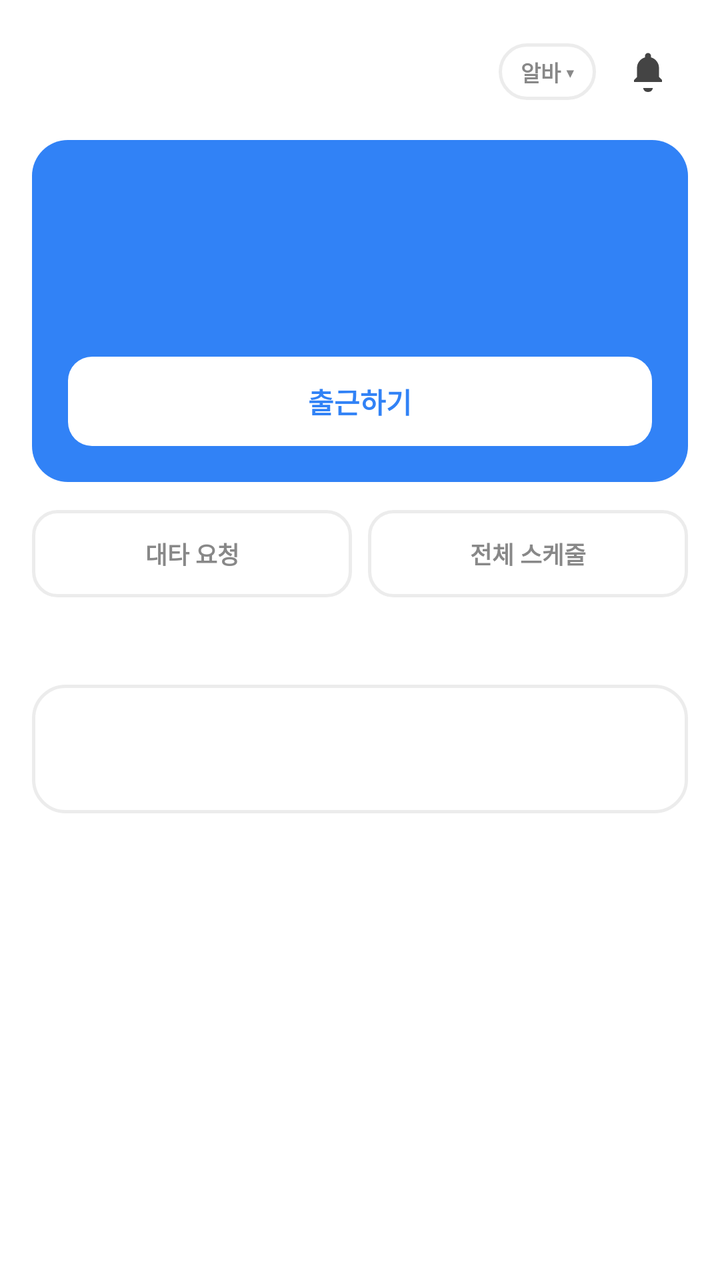
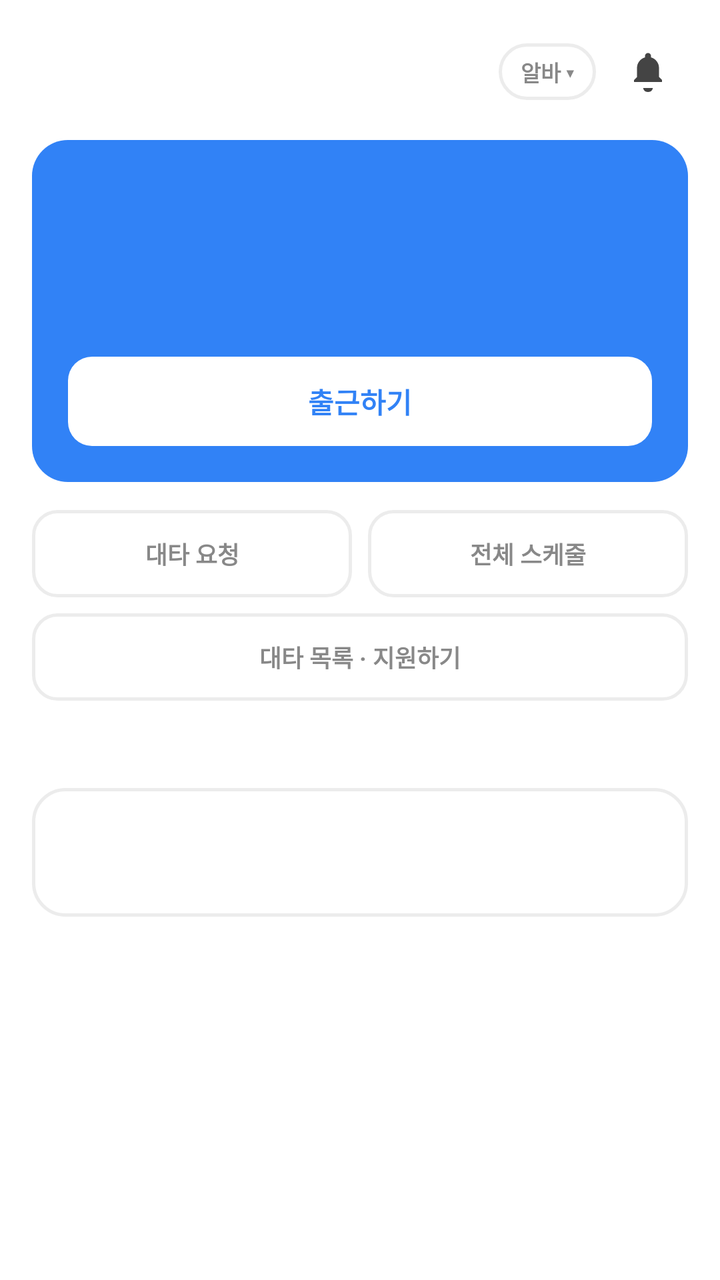

Two renders of the same Android screen: before a commit and after it. Below are the layout's source before the change and the commit's diff.
<!-- AndroidManifest.xml: application theme Theme.PTManagerEmployee -->
<!-- res/layout/fragment_home.xml -->
<?xml version="1.0" encoding="utf-8"?>
<androidx.core.widget.NestedScrollView xmlns:android="http://schemas.android.com/apk/res/android"
    android:layout_width="match_parent"
    android:layout_height="match_parent"
    android:background="@color/white"
    android:fillViewport="true">

    <LinearLayout
        android:layout_width="match_parent"
        android:layout_height="wrap_content"
        android:orientation="vertical"
        android:paddingHorizontal="16dp"
        android:paddingTop="16dp"
        android:paddingBottom="24dp">

        
        <LinearLayout
            android:layout_width="match_parent"
            android:layout_height="wrap_content"
            android:orientation="horizontal"
            android:gravity="center_vertical">

            <TextView
                android:id="@+id/tv_greeting"
                android:layout_width="0dp"
                android:layout_height="wrap_content"
                android:layout_weight="1"
                android:text=""
                android:textColor="@color/text_primary"
                android:textSize="18sp"
                android:textStyle="bold" />

            <TextView
                android:layout_width="wrap_content"
                android:layout_height="wrap_content"
                android:background="@drawable/bg_pill"
                android:text="알바 ▾"
                android:textColor="@color/text_secondary"
                android:textSize="11sp"
                android:textStyle="bold"
                android:paddingHorizontal="11dp"
                android:paddingVertical="6dp" />

            <ImageView
                android:id="@+id/btn_bell"
                android:layout_width="40dp"
                android:layout_height="40dp"
                android:layout_marginStart="6dp"
                android:padding="8dp"
                android:src="@drawable/ic_bell"
                android:background="?attr/selectableItemBackgroundBorderless"
                android:contentDescription="알림" />
        </LinearLayout>

        
        <LinearLayout
            android:id="@+id/card_today"
            android:layout_width="match_parent"
            android:layout_height="wrap_content"
            android:layout_marginTop="14dp"
            android:orientation="vertical"
            android:background="@drawable/bg_today_card"
            android:padding="18dp"
            android:foreground="?attr/selectableItemBackground">

            <TextView
                android:id="@+id/tv_today_label"
                android:layout_width="wrap_content"
                android:layout_height="wrap_content"
                android:text=""
                android:textColor="#D6E4FF"
                android:textSize="11sp"
                android:textStyle="bold" />

            <TextView
                android:id="@+id/tv_today_time"
                android:layout_width="wrap_content"
                android:layout_height="wrap_content"
                android:layout_marginTop="6dp"
                android:text=""
                android:textColor="@color/white"
                android:textSize="26sp"
                android:textStyle="bold" />

            <TextView
                android:id="@+id/tv_today_with"
                android:layout_width="wrap_content"
                android:layout_height="wrap_content"
                android:layout_marginTop="4dp"
                android:text=""
                android:textColor="#D6E4FF"
                android:textSize="11sp" />

            <TextView
                android:id="@+id/btn_checkin"
                android:layout_width="match_parent"
                android:layout_height="wrap_content"
                android:layout_marginTop="16dp"
                android:background="@drawable/bg_btn_white"
                android:text="출근하기"
                android:textColor="@color/brand_blue"
                android:textSize="14sp"
                android:textStyle="bold"
                android:gravity="center"
                android:paddingVertical="12dp"
                android:foreground="?attr/selectableItemBackground" />
        </LinearLayout>

        
        <LinearLayout
            android:layout_width="match_parent"
            android:layout_height="wrap_content"
            android:layout_marginTop="14dp"
            android:orientation="horizontal"
            android:baselineAligned="false">

            <TextView
                android:id="@+id/btn_sub_request"
                android:layout_width="0dp"
                android:layout_height="wrap_content"
                android:layout_weight="1"
                android:background="@drawable/bg_btn_outline_gray"
                android:text="대타 요청"
                android:textColor="@color/text_secondary"
                android:textSize="12sp"
                android:textStyle="bold"
                android:gravity="center"
                android:paddingVertical="13dp"
                android:foreground="?attr/selectableItemBackground" />

            <TextView
                android:id="@+id/btn_all_schedule"
                android:layout_width="0dp"
                android:layout_height="wrap_content"
                android:layout_weight="1"
                android:layout_marginStart="8dp"
                android:background="@drawable/bg_btn_outline_gray"
                android:text="전체 스케줄"
                android:textColor="@color/text_secondary"
                android:textSize="12sp"
                android:textStyle="bold"
                android:gravity="center"
                android:paddingVertical="13dp"
                android:foreground="?attr/selectableItemBackground" />
        </LinearLayout>

        
        <TextView
            android:layout_width="wrap_content"
            android:layout_height="wrap_content"
            android:layout_marginTop="18dp"
            android:text=""
            android:textColor="#444444"
            android:textSize="13sp"
            android:textStyle="bold" />

        <LinearLayout
            android:layout_width="match_parent"
            android:layout_height="wrap_content"
            android:layout_marginTop="8dp"
            android:orientation="vertical"
            android:background="@drawable/bg_card"
            android:padding="14dp">

            <TextView
                android:layout_width="wrap_content"
                android:layout_height="wrap_content"
                android:text=""
                android:textColor="@color/text_primary"
                android:textSize="13sp"
                android:textStyle="bold" />

            <TextView
                android:layout_width="wrap_content"
                android:layout_height="wrap_content"
                android:layout_marginTop="4dp"
                android:text=""
                android:textColor="@color/text_hint"
                android:textSize="11sp" />
        </LinearLayout>
    </LinearLayout>
</androidx.core.widget.NestedScrollView>
<!-- resources referenced by this layout -->
<resources>
  <color name="brand_blue">#3182F6</color>
  <color name="text_hint">#BBBBBB</color>
  <color name="text_primary">#222222</color>
  <color name="text_secondary">#888888</color>
  <color name="white">#FFFFFFFF</color>
  <!-- drawable bg_btn_outline_gray (drawable) -->
  <?xml version="1.0" encoding="utf-8"?>
  <shape xmlns:android="http://schemas.android.com/apk/res/android" android:shape="rectangle">
      <solid android:color="@color/white" />
      <corners android:radius="12dp" />
      <stroke android:width="1.5dp" android:color="@color/border" />
  </shape>
  <!-- drawable bg_btn_white (drawable) -->
  <?xml version="1.0" encoding="utf-8"?>
  <shape xmlns:android="http://schemas.android.com/apk/res/android" android:shape="rectangle">
      <solid android:color="@color/white" />
      <corners android:radius="12dp" />
  </shape>
  <!-- drawable bg_card (drawable) -->
  <?xml version="1.0" encoding="utf-8"?>
  <shape xmlns:android="http://schemas.android.com/apk/res/android" android:shape="rectangle">
      <solid android:color="@color/white" />
      <corners android:radius="16dp" />
      <stroke android:width="1.5dp" android:color="@color/border" />
  </shape>
  <!-- drawable bg_pill (drawable) -->
  <?xml version="1.0" encoding="utf-8"?>
  <shape xmlns:android="http://schemas.android.com/apk/res/android" android:shape="rectangle">
      <solid android:color="@color/white" />
      <corners android:radius="999dp" />
      <stroke android:width="1.5dp" android:color="@color/border" />
  </shape>
  <!-- drawable bg_today_card (drawable) -->
  <?xml version="1.0" encoding="utf-8"?>
  <shape xmlns:android="http://schemas.android.com/apk/res/android" android:shape="rectangle">
      <solid android:color="@color/brand_blue" />
      <corners android:radius="18dp" />
  </shape>
  <!-- drawable ic_bell (drawable) -->
  <vector xmlns:android="http://schemas.android.com/apk/res/android"
      android:width="24dp" android:height="24dp"
      android:viewportWidth="24" android:viewportHeight="24">
      <path android:fillColor="#444444"
          android:pathData="M12,22a2.5,2.5 0,0 0,2.45 -2H9.55A2.5,2.5 0,0 0,12 22zM19,17v-1l-1.5,-1.5V10a5.5,5.5 0,0 0,-4 -5.3V4a1.5,1.5 0,0 0,-3 0v0.7A5.5,5.5 0,0 0,6.5 10v4.5L5,16v1z" />
  </vector>
  <style name="Theme.PTManagerEmployee" parent="Base.Theme.PTManagerEmployee" />
  <color name="border">#ECECEC</color>
  <style name="Base.Theme.PTManagerEmployee" parent="Theme.Material3.Light.NoActionBar">
          <item name="colorPrimary">@color/brand_blue</item>
          <item name="colorOnPrimary">@color/white</item>
          <item name="colorSurface">@color/white</item>
          <item name="colorOnSurface">@color/text_primary</item>
          <item name="android:colorBackground">@color/white</item>
          <item name="android:statusBarColor">@color/white</item>
          <item name="android:navigationBarColor">@color/white</item>
          <item name="android:windowLightStatusBar">true</item>
          <item name="android:windowLightNavigationBar" tools:targetApi="o_mr1">true</item>
      </style>
</resources>

<!-- the commit's change to res/layout/fragment_home.xml (unified diff, before → after) -->
@@ -41,15 +41,30 @@
                 android:paddingHorizontal="11dp"
                 android:paddingVertical="6dp" />
 
-            <ImageView
-                android:id="@+id/btn_bell"
-                android:layout_width="40dp"
-                android:layout_height="40dp"
-                android:layout_marginStart="6dp"
-                android:padding="8dp"
-                android:src="@drawable/ic_bell"
-                android:background="?attr/selectableItemBackgroundBorderless"
-                android:contentDescription="알림" />
+            <FrameLayout
+                android:layout_width="wrap_content"
+                android:layout_height="wrap_content"
+                android:layout_marginStart="6dp">
+
+                <ImageView
+                    android:id="@+id/btn_bell"
+                    android:layout_width="40dp"
+                    android:layout_height="40dp"
+                    android:padding="8dp"
+                    android:src="@drawable/ic_bell"
+                    android:background="?attr/selectableItemBackgroundBorderless"
+                    android:contentDescription="알림" />
+
+                <View
+                    android:id="@+id/bell_dot"
+                    android:layout_width="9dp"
+                    android:layout_height="9dp"
+                    android:layout_gravity="top|end"
+                    android:layout_marginTop="7dp"
+                    android:layout_marginEnd="7dp"
+                    android:background="@drawable/bg_dot_red"
+                    android:visibility="gone" />
+            </FrameLayout>
         </LinearLayout>
 
         
@@ -144,6 +159,20 @@
                 android:foreground="?attr/selectableItemBackground" />
         </LinearLayout>
 
+        <TextView
+            android:id="@+id/btn_swap_list"
+            android:layout_width="match_parent"
+            android:layout_height="wrap_content"
+            android:layout_marginTop="8dp"
+            android:background="@drawable/bg_btn_outline_gray"
+            android:text="대타 목록 · 지원하기"
+            android:textColor="@color/text_secondary"
+            android:textSize="12sp"
+            android:textStyle="bold"
+            android:gravity="center"
+            android:paddingVertical="13dp"
+            android:foreground="?attr/selectableItemBackground" />
+
         
         <TextView
             android:layout_width="wrap_content"
<!-- resource entries referenced after the edit -->
@@ -25,6 +25,12 @@
       <corners android:radius="16dp" />
       <stroke android:width="1.5dp" android:color="@color/border" />
   </shape>
+  <!-- drawable bg_dot_red (drawable) -->
+  <?xml version="1.0" encoding="utf-8"?>
+  <shape xmlns:android="http://schemas.android.com/apk/res/android" android:shape="oval">
+      <solid android:color="@color/accent_red" />
+      <stroke android:width="1.5dp" android:color="@color/white" />
+  </shape>
   <!-- drawable bg_pill (drawable) -->
   <?xml version="1.0" encoding="utf-8"?>
   <shape xmlns:android="http://schemas.android.com/apk/res/android" android:shape="rectangle">
@@ -47,6 +53,7 @@
   </vector>
   <style name="Theme.PTManagerEmployee" parent="Base.Theme.PTManagerEmployee" />
   <color name="border">#ECECEC</color>
+  <color name="accent_red">#E03131</color>
   <style name="Base.Theme.PTManagerEmployee" parent="Theme.Material3.Light.NoActionBar">
           <item name="colorPrimary">@color/brand_blue</item>
           <item name="colorOnPrimary">@color/white</item>
